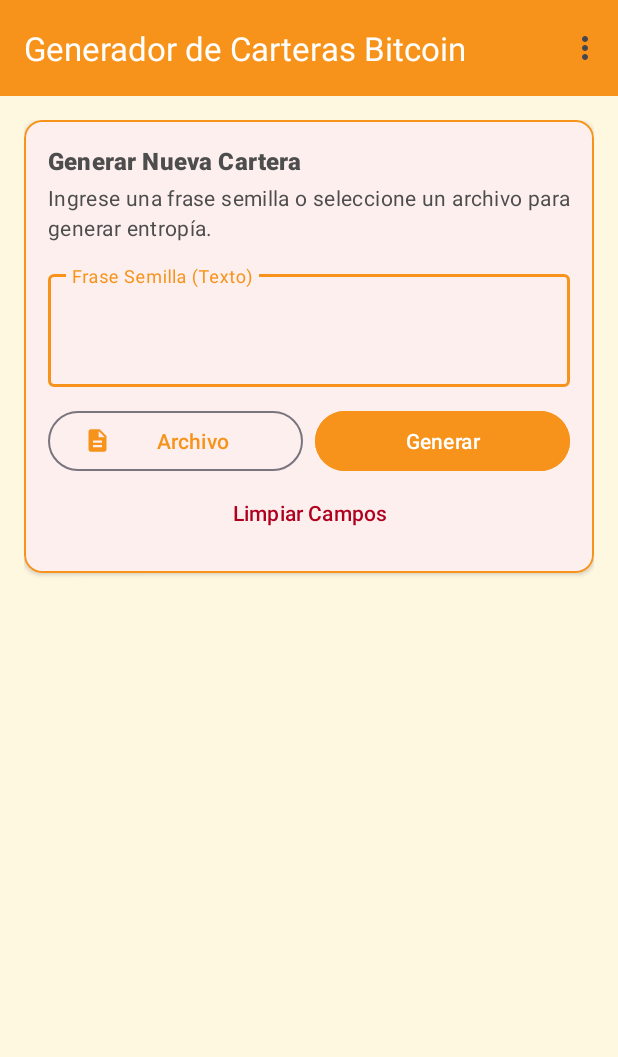
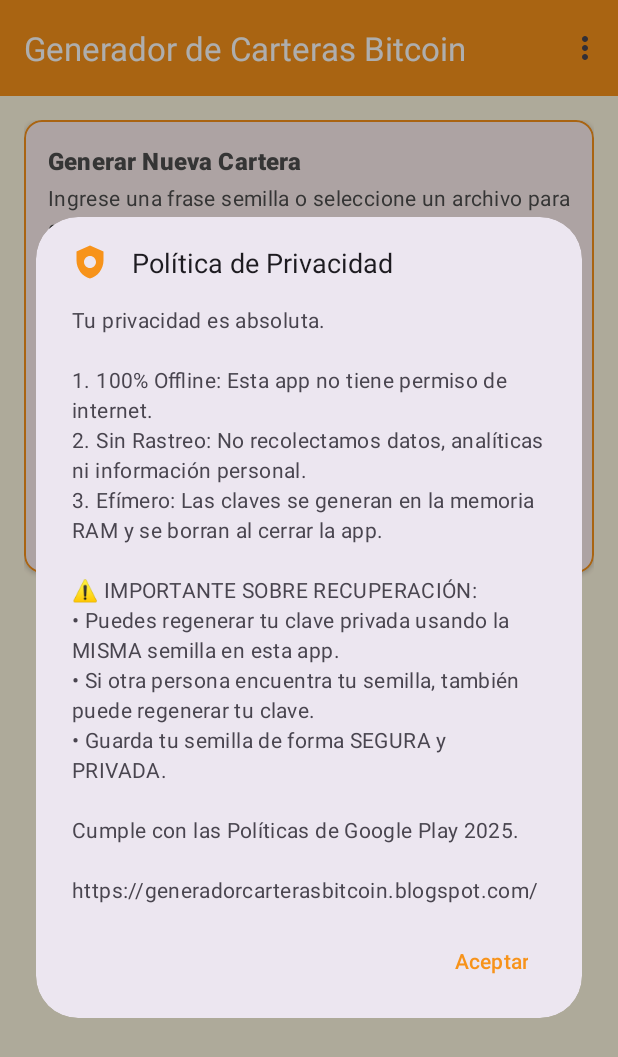
Before and after one commit to Danielk10/Generador-Cartera-Bitcoin, an Android app: the screen it shows after launch (MainActivity), in the options menu, after a tap on "Privacidad", on a phone screen of 412 x 824 dp. Shown: the top 1057 px of the screen. Run offline under Robolectric (Android 15) with nearby library versions, the phone set to English and light mode, and no system bars.

```diff
--- a/app/src/main/res/values/strings.xml
+++ b/app/src/main/res/values/strings.xml
@@ -44,5 +44,5 @@
     <string name="dialog_about_msg">Generador de carteras Bitcoin seguro y offline.\n\nEsta aplicación replica exactamente la lógica criptográfica estándar de Bitcoin:\n• SHA-256 para entropía\n• ECDSA (secp256k1) para claves\n• RIPEMD-160 para direcciones\n\nVersión 2.0\nCódigo abierto y verificable.\n\n\"No confíes, verifica.\"\n\n%1$s</string>
 
     <string name="dialog_privacy_title">Política de Privacidad</string>
-    <string name="dialog_privacy_msg">Tu privacidad es absoluta.\n\n1. 100\% Offline: Esta app no tiene permiso de internet.\n2. Sin Rastreo: No recolectamos datos, analíticas ni información personal.\n3. Efímero: Las claves se generan en la memoria RAM y se borran al cerrar la app.\n\n⚠️ IMPORTANTE SOBRE RECUPERACIÓN:\n• Puedes regenerar tu clave privada usando la MISMA semilla en esta app.\n• Si otra persona encuentra tu semilla, también puede regenerar tu clave.\n• Guarda tu semilla de forma SEGURA y PRIVADA.\n\nCumple con las Políticas de Google Play 2025.\n\n%1$s</string>
+    <string name="dialog_privacy_msg">Tu privacidad es absoluta.\n\n1. 100%% Offline: Esta app no tiene permiso de internet.\n2. Sin Rastreo: No recolectamos datos, analíticas ni información personal.\n3. Efímero: Las claves se generan en la memoria RAM y se borran al cerrar la app.\n\n⚠️ IMPORTANTE SOBRE RECUPERACIÓN:\n• Puedes regenerar tu clave privada usando la MISMA semilla en esta app.\n• Si otra persona encuentra tu semilla, también puede regenerar tu clave.\n• Guarda tu semilla de forma SEGURA y PRIVADA.\n\nCumple con las Políticas de Google Play 2025.\n\n%1$s</string>
 </resources>
```
Also changed, not shown: 1 other file.
